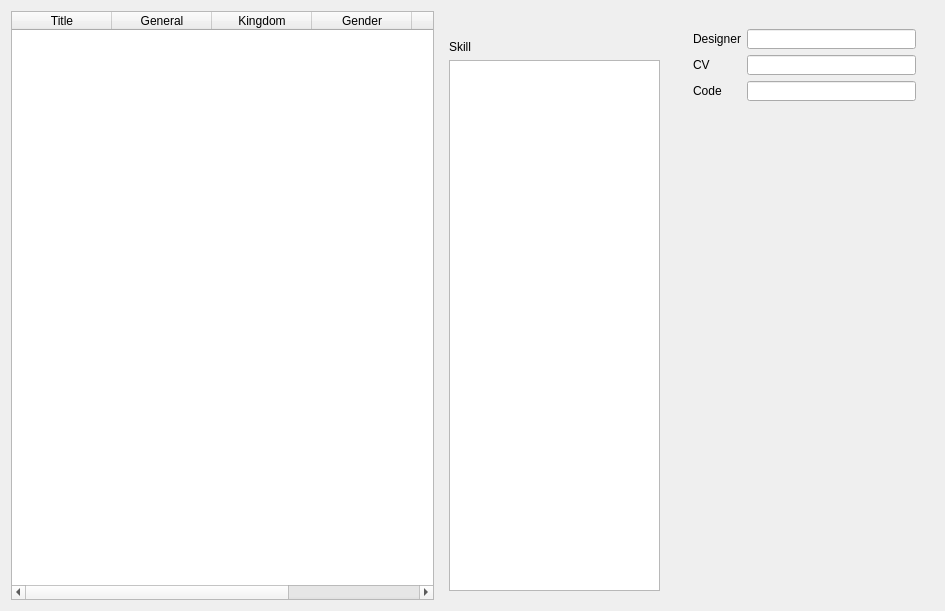
This is src/dialog/generaloverview.ui in Lycio/FolkExtensionMod as Qt 5 draws it before an edit. The edited form follows.
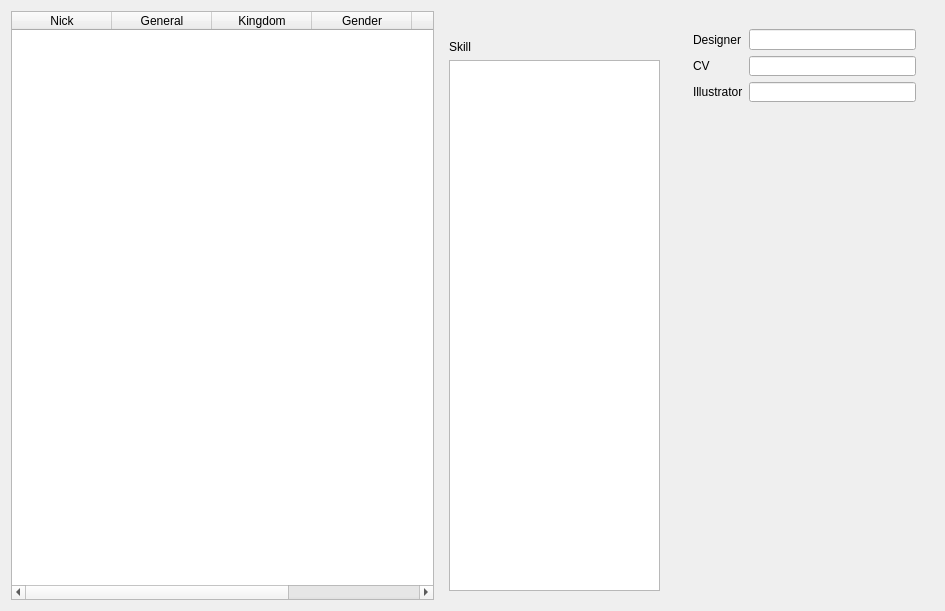
This is the edited form. Icons and pictures are not drawn.

What changed in the file:
```diff
--- a/src/dialog/generaloverview.ui
+++ b/src/dialog/generaloverview.ui
@@ -45,51 +45,33 @@
      </property>
      <column>
       <property name="text">
-       <string>Title</string>
-      </property>
-      <property name="textAlignment">
-       <set>AlignHCenter|AlignVCenter|AlignCenter</set>
+       <string>Nick</string>
       </property>
      </column>
      <column>
       <property name="text">
        <string>General</string>
       </property>
-      <property name="textAlignment">
-       <set>AlignHCenter|AlignVCenter|AlignCenter</set>
-      </property>
      </column>
      <column>
       <property name="text">
        <string>Kingdom</string>
       </property>
-      <property name="textAlignment">
-       <set>AlignHCenter|AlignVCenter|AlignCenter</set>
-      </property>
      </column>
      <column>
       <property name="text">
        <string>Gender</string>
       </property>
-      <property name="textAlignment">
-       <set>AlignHCenter|AlignVCenter|AlignCenter</set>
-      </property>
      </column>
      <column>
       <property name="text">
        <string>MaxHP</string>
       </property>
-      <property name="textAlignment">
-       <set>AlignHCenter|AlignVCenter|AlignCenter</set>
-      </property>
      </column>
      <column>
       <property name="text">
        <string>Package</string>
       </property>
-      <property name="textAlignment">
-       <set>AlignHCenter|AlignVCenter|AlignCenter</set>
-      </property>
      </column>
     </widget>
    </item>
@@ -100,12 +82,6 @@
        <layout class="QVBoxLayout" name="verticalLayout_2">
         <item>
          <widget class="QLabel" name="generalPhoto">
-          <property name="maximumSize">
-           <size>
-            <width>200</width>
-            <height>290</height>
-           </size>
-          </property>
           <property name="text">
            <string/>
           </property>
@@ -151,11 +127,11 @@
           <property name="maximumSize">
            <size>
             <width>271</width>
-            <height>90</height>
+            <height>91</height>
            </size>
           </property>
           <layout class="QGridLayout" name="gridLayout">
-           <item row="3" column="1">
+           <item row="1" column="1">
             <widget class="QLineEdit" name="cvLineEdit">
              <property name="frame">
               <bool>true</bool>
@@ -168,14 +144,14 @@
              </property>
             </widget>
            </item>
-           <item row="3" column="0">
+           <item row="1" column="0">
             <widget class="QLabel" name="cvLabel">
              <property name="text">
               <string>CV</string>
              </property>
             </widget>
            </item>
-           <item row="1" column="1">
+           <item row="0" column="1">
             <widget class="QLineEdit" name="designerLineEdit">
              <property name="alignment">
               <set>Qt::AlignRight|Qt::AlignTrailing|Qt::AlignVCenter</set>
@@ -185,22 +161,22 @@
              </property>
             </widget>
            </item>
-           <item row="1" column="0">
+           <item row="0" column="0">
             <widget class="QLabel" name="designerLabel">
              <property name="text">
               <string>Designer</string>
              </property>
             </widget>
            </item>
-           <item row="4" column="0">
-            <widget class="QLabel" name="codeLabel">
+	   <item row="2" column="0">
+            <widget class="QLabel" name="illustratorLabel">
              <property name="text">
-              <string>Code</string>
+              <string>Illustrator</string>
              </property>
             </widget>
            </item>
-           <item row="4" column="1">
-            <widget class="QLineEdit" name="codeLineEdit">
+           <item row="2" column="1">
+            <widget class="QLineEdit" name="illustratorLineEdit">
              <property name="frame">
               <bool>true</bool>
              </property>
@@ -235,7 +211,7 @@
              <x>0</x>
              <y>0</y>
              <width>241</width>
-             <height>477</height>
+             <height>506</height>
             </rect>
            </property>
           </widget>
```
